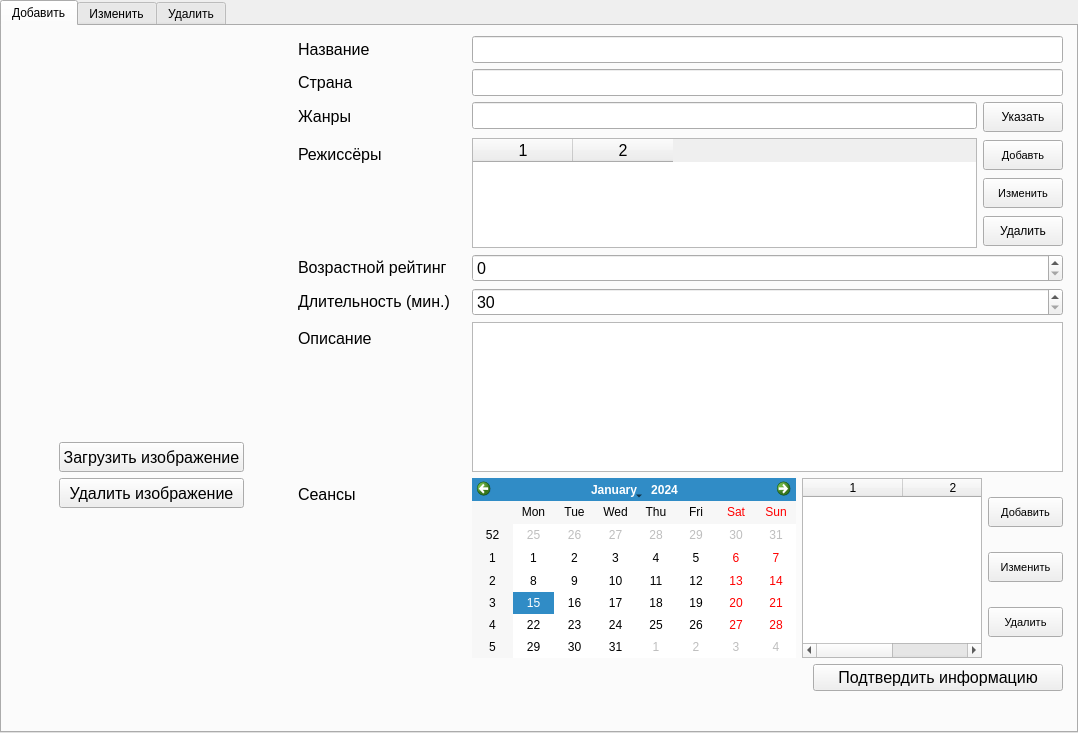
Above: Interfaces/AdminWindow.ui from Alpmild/SchoolProject before the change. Below: the same form after it.
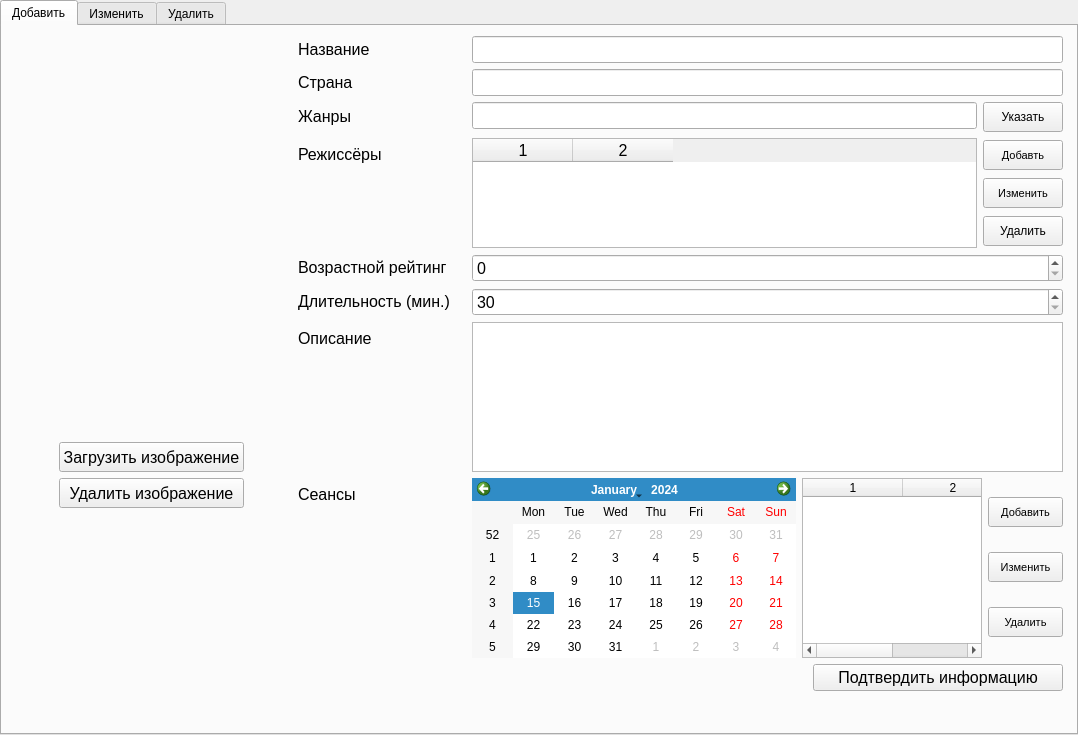
That is the form after the change.

What changed in the file:
```diff
--- a/Interfaces/AdminWindow.ui
+++ b/Interfaces/AdminWindow.ui
@@ -7,7 +7,7 @@
     <x>0</x>
     <y>0</y>
     <width>1078</width>
-    <height>733</height>
+    <height>735</height>
    </rect>
   </property>
   <property name="minimumSize">
```
